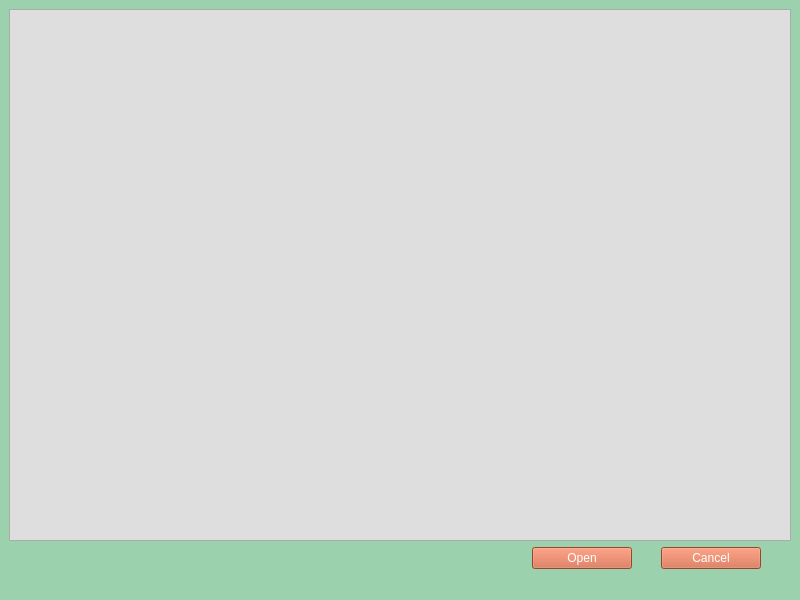
Above: GUI/file_system_window.ui from jrsm1/EWAS_Application before the change. Below: the same form after it.
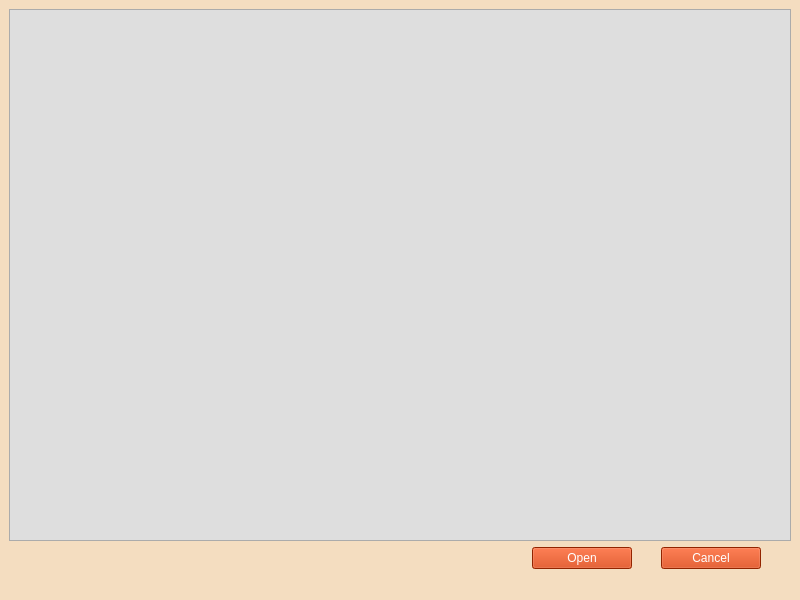
That is the form after the change.

Commit message:
* Changed UI colors, labels and object names. * Changes in Formatting. [CAREFUL]
* [X] Storing Recording Parameters Correctly
* [X] Generate_ID is working marvelously.

* [ ] Automate Sampling Frequency Suggestion.

The edit to the form file:
```diff
--- a/GUI/file_system_window.ui
+++ b/GUI/file_system_window.ui
@@ -14,7 +14,8 @@
 			<string>MainWindow</string>
 		</property>
 		<property name="styleSheet">
-			<string notr="true">background-color:rgb(156, 209, 173);
+			<string notr="true">font: 12pt &quot;MS Shell Dlg 2&quot;;
+				background-color: rgb(244, 221, 192);
 				color:rgb(0, 0, 0);
 			</string>
 		</property>
@@ -50,7 +51,7 @@
 									</size>
 								</property>
 								<property name="styleSheet">
-									<string notr="true">background-color: rgb(209, 99, 65);
+									<string notr="true">background-color:rgb(204, 51, 0);
 										color: rgb(255, 255, 255);
 										font: 12pt &quot;MS Shell Dlg 2&quot;;
 									</string>
@@ -75,7 +76,7 @@
 									</size>
 								</property>
 								<property name="styleSheet">
-									<string notr="true">background-color: rgb(209, 99, 65);
+									<string notr="true">background-color:rgb(204, 51, 0);
 										color: rgb(255, 255, 255);
 										font: 12pt &quot;MS Shell Dlg 2&quot;;
 									</string>
```
The commit also changes 22 other files.
